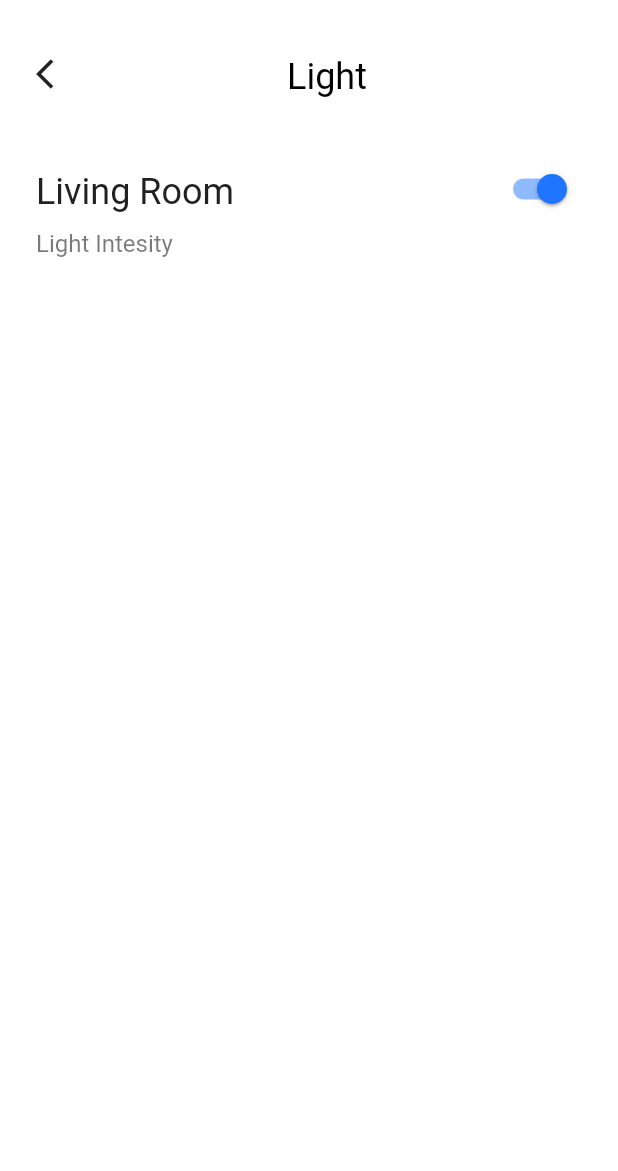
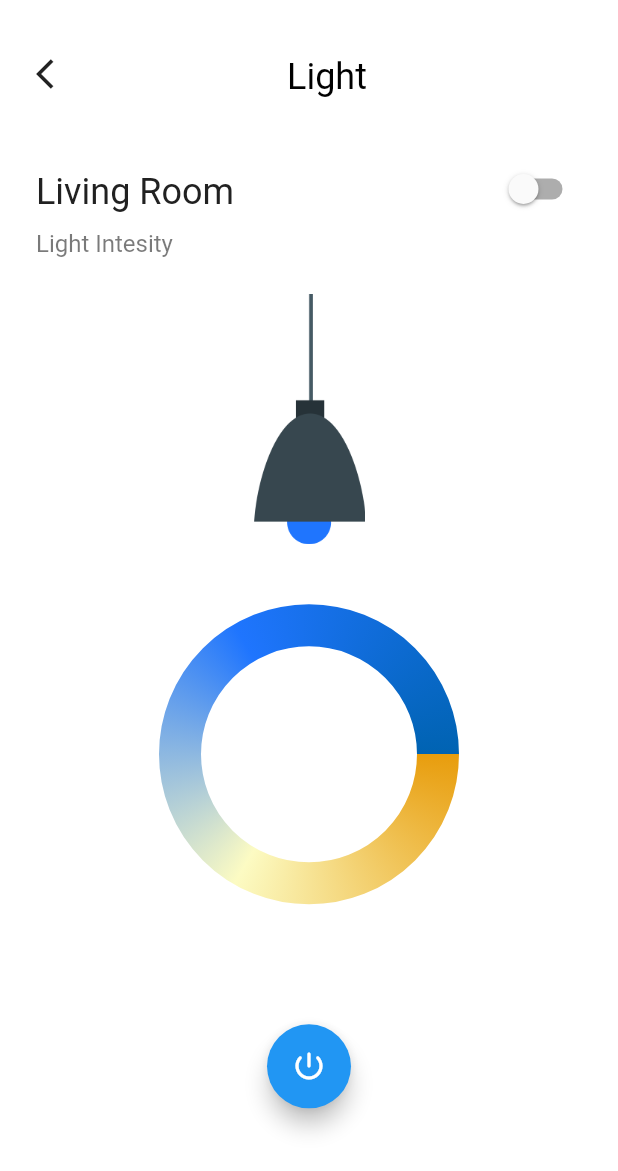
Before and after one commit to Mastersam07/smarty, a Flutter app: the LightScreen screen opened directly with sample values from the repository, on a phone screen of 412 x 824 dp. Shown: the top 1171 px of the screen. Run offline on Flutter 3.47's test engine with Material 2 defaults, Android fonts, the phone set to English and light mode, and no system bars; our stand-ins replace dots_indicator, flutter_native_splash, google_fonts, pin_code_fields, sleek_circular_slider; Roboto replaces fonts that are missing (Heebo).

Commit message:
:sparkles: feat: light room view

```diff
--- a/lib/features/devices/presentation/views/light.dart
+++ b/lib/features/devices/presentation/views/light.dart
@@ -4,13 +4,20 @@ import 'package:smarty/utils/enums.dart';
 import '../../../../core/navigation/navigator.dart';
 import '../../../../res/res.dart';
 import '../../domain/models/devices.dart';
+import '../widgets/gradient_progress_indicator.dart';
 
-class LightScreen extends StatelessWidget {
+class LightScreen extends StatefulWidget {
   final Device device;
   LightScreen({Key? key, required this.device})
       : assert(device.type == DeviceType.light),
         super(key: key);
 
+  @override
+  State<LightScreen> createState() => _LightScreenState();
+}
+
+class _LightScreenState extends State<LightScreen> {
+  bool _isOn = false;
   @override
   Widget build(BuildContext context) {
     return Scaffold(
@@ -18,7 +25,7 @@ class LightScreen extends StatelessWidget {
         child: Padding(
           padding: const EdgeInsets.symmetric(horizontal: 24),
           child: Column(
-            crossAxisAlignment: CrossAxisAlignment.start,
+            crossAxisAlignment: CrossAxisAlignment.center,
             children: [
               SizedBox(height: 32 + MediaQuery.of(context).padding.top),
               Row(
@@ -39,17 +46,24 @@ class LightScreen extends StatelessWidget {
                 ],
               ),
               const SizedBox(height: 36),
+              Column(
+                crossAxisAlignment: CrossAxisAlignment.start,
+                children: [
                   Row(
                     mainAxisAlignment: MainAxisAlignment.spaceBetween,
                     children: [
                       Text(
                         'Living Room',
-                    style:
-                        TextStyles.headline4.copyWith(color: SmartyColors.grey),
+                        style: TextStyles.headline4
+                            .copyWith(color: SmartyColors.grey),
                       ),
                       Switch.adaptive(
-                    value: true,
-                    onChanged: (bool v) {},
+                        value: _isOn,
+                        onChanged: (bool v) {
+                          setState(() {
+                            _isOn = v;
+                          });
+                        },
                         activeColor: SmartyColors.primary,
                       )
                     ],
@@ -60,6 +74,40 @@ class LightScreen extends StatelessWidget {
                   ),
                 ],
               ),
+              const SizedBox(height: 24),
+              if (_isOn)
+                Image.asset(
+                  'assets/images/light_on.png',
+                  width: 159,
+                )
+              else
+                Image.asset(
+                  'assets/images/light_off.png',
+                  width: 75,
+                ),
+              const SizedBox(height: 40),
+              GradientCircularProgressIndicator(
+                radius: 100,
+                gradientColors: [
+                  const Color(0XFFE89D0D),
+                  const Color(0XFFFCFBC3),
+                  SmartyColors.primary,
+                  SmartyColors.secondary,
+                ],
+                strokeWidth: 28.0,
+              ),
+              const SizedBox(height: 80),
+              Center(
+                child: FloatingActionButton(
+                    onPressed: () {
+                      setState(() {
+                        _isOn = !_isOn;
+                      });
+                    },
+                    child: const Icon(Icons.power_settings_new_rounded)),
+              ),
+            ],
+          ),
         ),
       ),
     );
--- /dev/null
+++ b/lib/features/devices/presentation/widgets/gradient_progress_indicator.dart
@@ -0,0 +1,59 @@
+import 'dart:math';
+
+import 'package:flutter/material.dart';
+
+class GradientCircularProgressIndicator extends StatelessWidget {
+  final double radius;
+  final List<Color> gradientColors;
+  final double strokeWidth;
+
+  const GradientCircularProgressIndicator({
+    Key? key,
+    required this.radius,
+    required this.gradientColors,
+    this.strokeWidth = 10.0,
+  }) : super(key: key);
+
+  @override
+  Widget build(BuildContext context) {
+    return CustomPaint(
+      size: Size.fromRadius(radius),
+      painter: GradientCircularProgressPainter(
+        radius: radius,
+        gradientColors: gradientColors,
+        strokeWidth: strokeWidth,
+      ),
+    );
+  }
+}
+
+class GradientCircularProgressPainter extends CustomPainter {
+  GradientCircularProgressPainter({
+    required this.radius,
+    required this.gradientColors,
+    required this.strokeWidth,
+  });
+  final double radius;
+  final List<Color> gradientColors;
+  final double strokeWidth;
+
+  @override
+  void paint(Canvas canvas, Size size) {
+    size = Size.fromRadius(radius);
+    double offset = strokeWidth / 2;
+    Rect rect = Offset(offset, offset) &
+        Size(size.width - strokeWidth, size.height - strokeWidth);
+    var paint = Paint()
+      ..style = PaintingStyle.stroke
+      ..strokeWidth = strokeWidth;
+    paint.shader =
+        SweepGradient(colors: gradientColors, startAngle: 0.0, endAngle: 2 * pi)
+            .createShader(rect);
+    canvas.drawArc(rect, 0.0, 2 * pi, false, paint);
+  }
+
+  @override
+  bool shouldRepaint(CustomPainter oldDelegate) {
+    return true;
+  }
+}
```
Also changed, not shown: assets/images/light_off.png (added), assets/images/light_on.png (added). Lines whose indentation alone changed are shown as unchanged.
